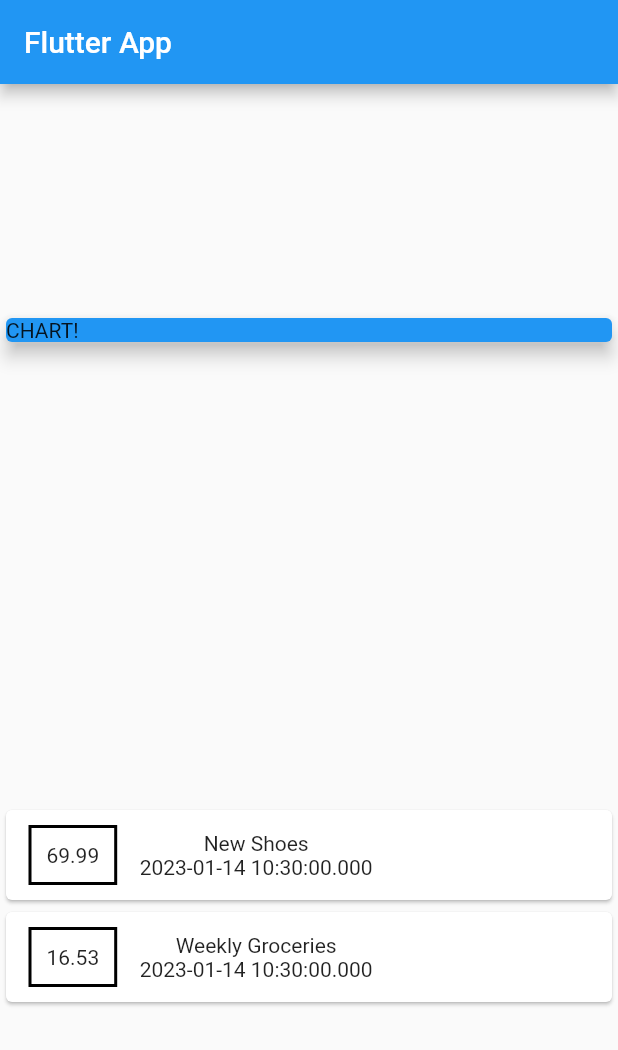
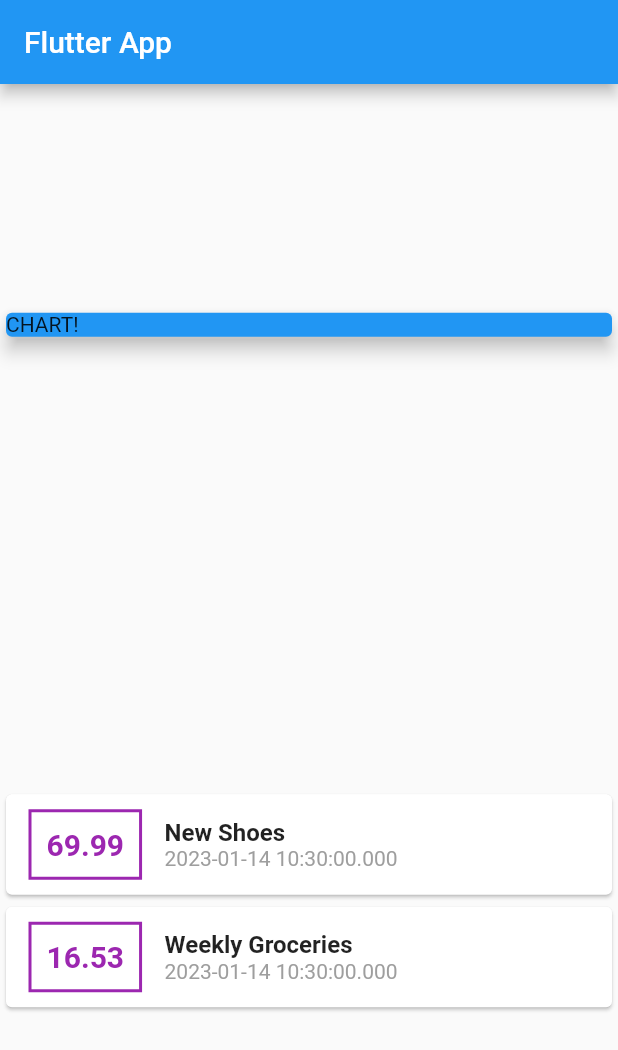
Before and after one commit to harusys/udemy, a Flutter app: the screen it shows after launch, on a phone screen of 412 x 824 dp. Shown: the top 1050 px of the screen. Run offline on Flutter 3.47's test engine with Material 2 defaults, Android fonts, the phone set to English and light mode, and no system bars.

Commit message:
section4-x: Styling Text

```diff
--- a/expenses_app/lib/main.dart
+++ b/expenses_app/lib/main.dart
@@ -62,19 +62,39 @@ class MyHomePage extends StatelessWidget {
                           ),
                           // 罫線を引く
                           decoration: BoxDecoration(
-                              border: Border.all(
-                            color: Colors.black,
-                            width: 2,
-                          )),
+                            border: Border.all(
+                              color: Colors.purple,
+                              width: 2,
+                            ),
+                          ),
                           // 罫線の内側に空白を作る
                           padding: EdgeInsets.all(10),
-                          child: Text(tx.amount.toString()),
+                          child: Text(
+                            tx.amount.toString(),
+                            style: TextStyle(
+                              fontWeight: FontWeight.bold,
+                              fontSize: 20,
+                              color: Colors.purple,
+                            ),
+                          ),
                         ),
                         // カラム（縦）にウィジェットを並べる
                         Column(
+                          crossAxisAlignment: CrossAxisAlignment.start,
                           children: <Widget>[
-                            Text(tx.title),
-                            Text(tx.date.toString()),
+                            Text(
+                              tx.title,
+                              style: TextStyle(
+                                fontSize: 16,
+                                fontWeight: FontWeight.bold,
+                              ),
+                            ),
+                            Text(
+                              tx.date.toString(),
+                              style: TextStyle(
+                                color: Colors.grey,
+                              ),
+                            ),
                           ],
                         ),
                       ],
```
